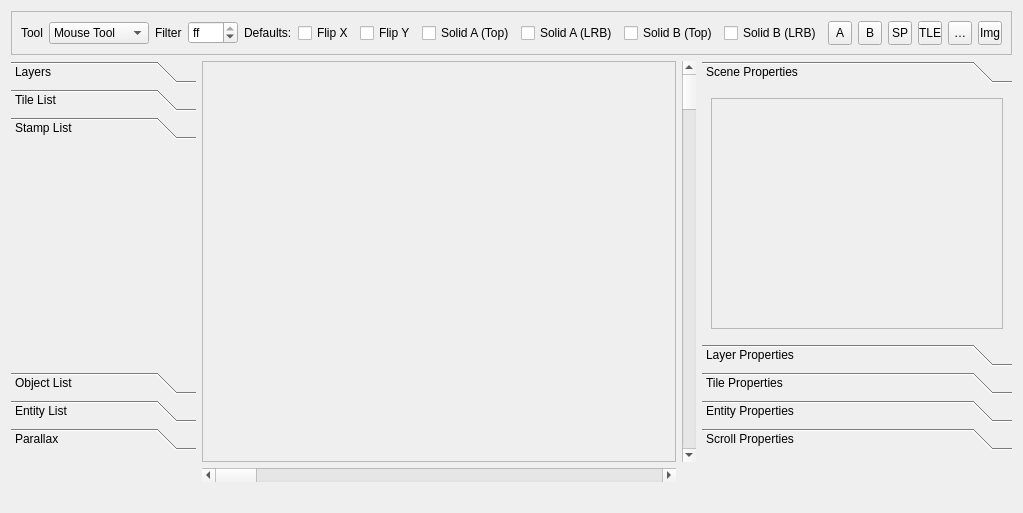
Qt form RetroEDv2/tools/sceneeditorv5.ui (RSDKModding/RetroED) before a commit.
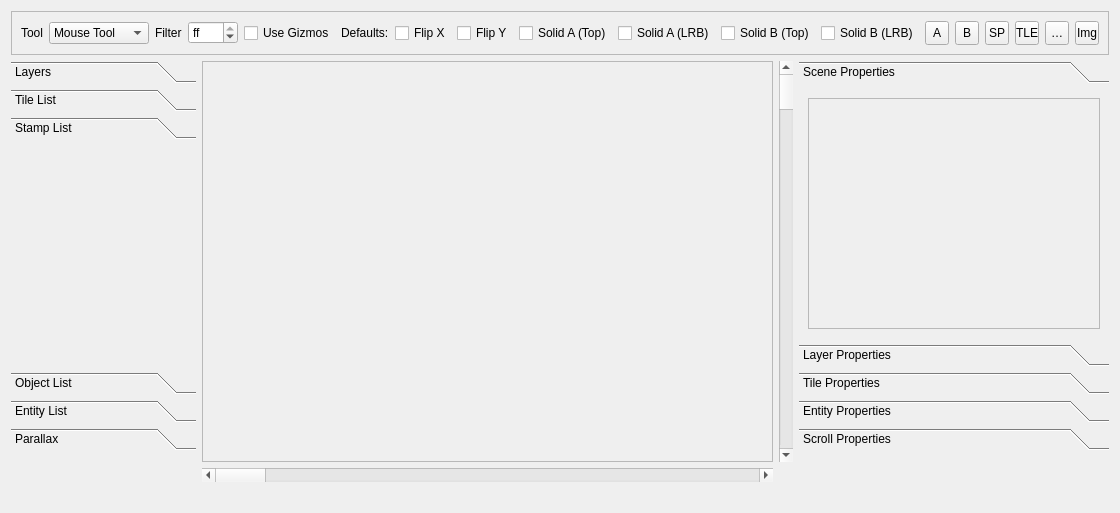
The same form after that commit. The open tabs and pages were chosen to show the change. Icons and pictures are not drawn.

Diff of the .ui file:
```diff
--- a/RetroEDv2/tools/sceneeditorv5.ui
+++ b/RetroEDv2/tools/sceneeditorv5.ui
@@ -6,7 +6,7 @@
    <rect>
     <x>0</x>
     <y>0</y>
-    <width>964</width>
+    <width>1049</width>
     <height>513</height>
    </rect>
   </property>
@@ -471,6 +471,13 @@
         </property>
        </widget>
       </item>
+      <item row="0" column="4">
+       <widget class="QCheckBox" name="useGizmos">
+        <property name="text">
+         <string>Use Gizmos</string>
+        </property>
+       </widget>
+      </item>
      </layout>
     </widget>
    </item>
```
Left out of the diff: 8 changed lines with no effect on the pictures.
